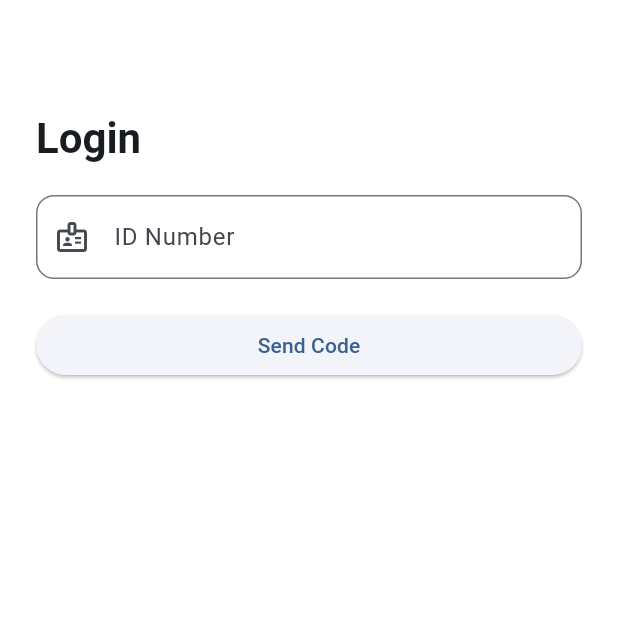
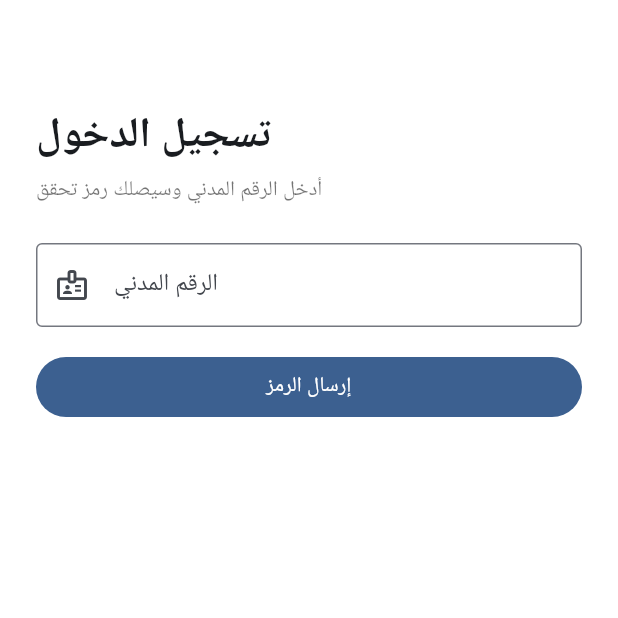
Before and after one commit to alablaq26-lab/health_app, a Flutter app: the screen it shows after launch, on a phone screen of 412 x 824 dp, the top half of it. Run offline on Flutter 3.47's test engine with Material 3 defaults, Android fonts, the light colour scheme and no system bars; our stand-ins replace qr_flutter, shared_preferences.

Commit message:
Add shared_preferences support, update base URL, and enhance login flow

```diff
--- a/lib/api.dart
+++ b/lib/api.dart
@@ -3,7 +3,7 @@ import 'package:http/http.dart' as http;
 
 /// غيّر هذا إلى IP جهاز اللابتوب + المنفذ 8000
 /// مثال: http://192.168.1.23:8000
-const String baseUrl = 'http://127.0.0.1:8000/';
+const String baseUrl = 'http://192.168.1.9:8000/';
 
 class Api {
   static Uri _u(String path) => Uri.parse('$baseUrl$path');
--- a/lib/main.dart
+++ b/lib/main.dart
@@ -1,12 +1,20 @@
 import 'package:flutter/material.dart';
+import 'package:shared_preferences/shared_preferences.dart';
+
 import 'app_shell.dart';
 import 'pages/emergency_info_page.dart';
-import 'pages/login_page.dart'; // ← صفحة تسجيل الدخول (UI فقط)
+import 'pages/login_page.dart';
 
-void main() => runApp(const HealthApp());
+Future<void> main() async {
+  WidgetsFlutterBinding.ensureInitialized();
+  final prefs = await SharedPreferences.getInstance();
+  final startLoggedIn = prefs.getBool('logged_in') ?? false;
+  runApp(HealthApp(startLoggedIn: startLoggedIn));
+}
 
 class HealthApp extends StatelessWidget {
-  const HealthApp({super.key});
+  const HealthApp({super.key, required this.startLoggedIn});
+  final bool startLoggedIn;
 
   @override
   Widget build(BuildContext context) {
@@ -25,22 +33,21 @@ class HealthApp extends StatelessWidget {
       theme: theme,
       darkTheme: ThemeData.dark(useMaterial3: true),
 
-      // ✅ ابدأ بصفحة تسجيل الدخول
-      home: const LoginPage(),
+      // يختار شاشة البداية حسب حالة الدخول
+      home: startLoggedIn ? const AppShell() : const LoginPage(),
 
-      // ✅ مسارات مسماة
       routes: {
         '/home': (_) => const AppShell(), // بعد التحقق
         '/emergency': (_) => const EmergencyInfoPage(),
       },
 
-      // ✅ دعم روابط مخصصة مثل: healthapp://emergency
+      // دعم رابط healthapp://emergency
       onGenerateRoute: (settings) {
         final name = settings.name ?? '';
         if (name == 'healthapp://emergency') {
           return MaterialPageRoute(builder: (_) => const EmergencyInfoPage());
         }
-        return null; // باقي المسارات الافتراضية
+        return null;
       },
 
       debugShowCheckedModeBanner: false,
--- a/lib/pages/login_page.dart
+++ b/lib/pages/login_page.dart
@@ -1,4 +1,7 @@
+import 'dart:convert';
 import 'package:flutter/material.dart';
+import 'package:http/http.dart' as http;
+import 'package:shared_preferences/shared_preferences.dart';
 
 class LoginPage extends StatefulWidget {
   const LoginPage({super.key});
@@ -8,64 +11,178 @@ class LoginPage extends StatefulWidget {
 }
 
 class _LoginPageState extends State<LoginPage> {
+  // غيّر الـ IP هنا إلى IP جهازك + منفذ Django
+  static const String baseUrl = 'http://192.168.1.9:8000';
+
   final _idController = TextEditingController();
   final _otpController = TextEditingController();
+  final _formKey = GlobalKey<FormState>();
+
   bool _otpSent = false;
+  bool _loading = false;
+
+  @override
+  void dispose() {
+    _idController.dispose();
+    _otpController.dispose();
+    super.dispose();
+  }
+
+  Future<void> _requestOtp() async {
+    if (!_formKey.currentState!.validate()) return;
+    setState(() => _loading = true);
+    try {
+      final res = await http.post(
+        Uri.parse('$baseUrl/auth/request-otp/'),
+        headers: {'Content-Type': 'application/json'},
+        body: jsonEncode({'national_id': _idController.text.trim()}),
+      );
+      if (res.statusCode == 200) {
+        setState(() => _otpSent = true);
+        ScaffoldMessenger.of(context).showSnackBar(
+          const SnackBar(
+              content:
+                  Text('تم إرسال رمز التحقق (راجع كونسول السيرفر حالياً).')),
+        );
+      } else {
+        ScaffoldMessenger.of(context).showSnackBar(
+          SnackBar(content: Text('فشل الإرسال: ${res.body}')),
+        );
+      }
+    } catch (e) {
+      ScaffoldMessenger.of(context).showSnackBar(
+        SnackBar(content: Text('خطأ في الاتصال: $e')),
+      );
+    } finally {
+      setState(() => _loading = false);
+    }
+  }
+
+  Future<void> _verifyOtp() async {
+    if (_otpController.text.trim().isEmpty) {
+      ScaffoldMessenger.of(context).showSnackBar(
+        const SnackBar(content: Text('أدخل رمز التحقق')),
+      );
+      return;
+    }
+    setState(() => _loading = true);
+    try {
+      final res = await http.post(
+        Uri.parse('$baseUrl/auth/verify-otp/'),
+        headers: {'Content-Type': 'application/json'},
+        body: jsonEncode({
+          'national_id': _idController.text.trim(),
+          'code': _otpController.text.trim(),
+        }),
+      );
+      if (res.statusCode == 200) {
+        // حفظ حالة الدخول لفتح التطبيق مباشرة في المرات القادمة
+        final prefs = await SharedPreferences.getInstance();
+        await prefs.setBool('logged_in', true);
+
+        if (!mounted) return;
+        // غيّر الوجهة هنا لو صفحتك الرئيسية غير '/'
+        Navigator.of(context).pushReplacementNamed('/');
+      } else {
+        ScaffoldMessenger.of(context).showSnackBar(
+          SnackBar(content: Text('فشل التحقق: ${res.body}')),
+        );
+      }
+    } catch (e) {
+      ScaffoldMessenger.of(context).showSnackBar(
+        SnackBar(content: Text('خطأ في الاتصال: $e')),
+      );
+    } finally {
+      setState(() => _loading = false);
+    }
+  }
 
   @override
   Widget build(BuildContext context) {
+    final theme = Theme.of(context);
+
     return Scaffold(
       backgroundColor: Colors.white,
       body: SafeArea(
-        child: Padding(
+        child: SingleChildScrollView(
           padding: const EdgeInsets.all(24),
+          child: Form(
+            key: _formKey,
             child: Column(
               crossAxisAlignment: CrossAxisAlignment.start,
               children: [
-              const SizedBox(height: 50),
-              Text("Login",
-                  style: Theme.of(context)
-                      .textTheme
-                      .headlineMedium
-                      ?.copyWith(fontWeight: FontWeight.bold)),
-              const SizedBox(height: 20),
-              TextField(
+                const SizedBox(height: 48),
+                Text(
+                  "تسجيل الدخول",
+                  style: theme.textTheme.headlineMedium
+                      ?.copyWith(fontWeight: FontWeight.bold),
+                ),
+                const SizedBox(height: 8),
+                Text(
+                  "أدخل الرقم المدني وسيصلك رمز تحقق",
+                  style: theme.textTheme.bodyMedium
+                      ?.copyWith(color: Colors.black54),
+                ),
+                const SizedBox(height: 24),
+                TextFormField(
                   controller: _idController,
                   keyboardType: TextInputType.number,
                   decoration: const InputDecoration(
-                  labelText: "ID Number",
+                    labelText: "الرقم المدني",
                     prefixIcon: Icon(Icons.badge_outlined),
+                    border: OutlineInputBorder(),
                   ),
+                  validator: (v) {
+                    final t = v?.trim() ?? '';
+                    if (t.isEmpty) return 'أدخل الرقم المدني';
+                    if (t.length < 6) return 'الرقم المدني قصير';
+                    return null;
+                  },
+                  enabled: !_otpSent, // بعد إرسال OTP نقفل تعديل الرقم
                 ),
-              const SizedBox(height: 20),
+                const SizedBox(height: 16),
                 if (_otpSent) ...[
-                TextField(
+                  TextFormField(
                     controller: _otpController,
                     keyboardType: TextInputType.number,
                     decoration: const InputDecoration(
-                    labelText: "Verification Code",
+                      labelText: "رمز التحقق",
                       prefixIcon: Icon(Icons.lock_outline),
+                      border: OutlineInputBorder(),
                     ),
                   ),
-                const SizedBox(height: 20),
+                  const SizedBox(height: 16),
                 ],
                 SizedBox(
                   width: double.infinity,
-                child: ElevatedButton(
-                  onPressed: () {
-                    if (!_otpSent) {
-                      setState(() => _otpSent = true);
-                      ScaffoldMessenger.of(context).showSnackBar(
-                        const SnackBar(content: Text("OTP Sent! (Mocked)")),
-                      );
-                    } else {
-                      Navigator.pushReplacementNamed(context, '/home');
-                    }
-                  },
-                  child: Text(_otpSent ? "Verify" : "Send Code"),
+                  child: FilledButton(
+                    onPressed: _loading
+                        ? null
+                        : (!_otpSent ? _requestOtp : _verifyOtp),
+                    child: _loading
+                        ? const SizedBox(
+                            width: 20,
+                            height: 20,
+                            child: CircularProgressIndicator(strokeWidth: 2),
+                          )
+                        : Text(!_otpSent ? "إرسال الرمز" : "تحقق ودخول"),
                   ),
                 ),
+                if (_otpSent) ...[
+                  const SizedBox(height: 12),
+                  TextButton.icon(
+                    onPressed: _loading
+                        ? null
+                        : () {
+                            setState(() => _otpSent = false);
+                            _otpController.clear();
+                          },
+                    icon: const Icon(Icons.edit),
+                    label: const Text('تعديل الرقم المدني'),
+                  ),
                 ],
+              ],
+            ),
           ),
         ),
       ),
--- a/pubspec.yaml
+++ b/pubspec.yaml
@@ -42,6 +42,7 @@ dependencies:
   qr_flutter: ^4.1.0
   share_plus: ^10.0.2
   http: ^1.2.0
+  shared_preferences: ^2.2.2
 
 
 dev_dependencies:
```
Also changed, not shown: pubspec.lock, 2 other files. Lines whose indentation alone changed are shown as unchanged.
